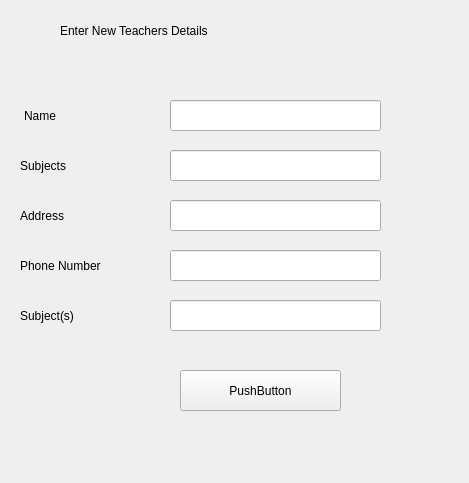
Above: newteacher.ui from AfolabiSunday/timetable_generator before the change. Below: the same form after it.
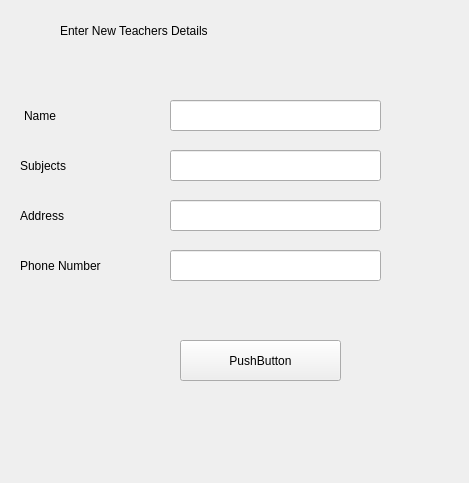
That is the form after the change.

What changed in the file:
```diff
--- a/newteacher.ui
+++ b/newteacher.ui
@@ -117,27 +117,27 @@
    <property name="geometry">
     <rect>
      <x>170</x>
-     <y>250</y>
-     <width>211</width>
-     <height>31</height>
-    </rect>
-   </property>
-  </widget>
-  <widget class="QLineEdit" name="lineEdit_4">
-   <property name="geometry">
-    <rect>
-     <x>170</x>
      <y>200</y>
      <width>211</width>
      <height>31</height>
     </rect>
    </property>
   </widget>
+  <widget class="QLineEdit" name="lineEdit_4">
+   <property name="geometry">
+    <rect>
+     <x>170</x>
+     <y>250</y>
+     <width>211</width>
+     <height>31</height>
+    </rect>
+   </property>
+  </widget>
   <widget class="QPushButton" name="pushButton">
    <property name="geometry">
     <rect>
      <x>180</x>
-     <y>370</y>
+     <y>340</y>
      <width>161</width>
      <height>41</height>
     </rect>
@@ -146,32 +146,6 @@
     <string>PushButton</string>
    </property>
   </widget>
-  <widget class="QLabel" name="label_6">
-   <property name="geometry">
-    <rect>
-     <x>20</x>
-     <y>300</y>
-     <width>121</width>
-     <height>31</height>
-    </rect>
-   </property>
-   <property name="styleSheet">
-    <string notr="true">font: 10pt &quot;Segoe UI&quot;;</string>
-   </property>
-   <property name="text">
-    <string>Subject(s)</string>
-   </property>
-  </widget>
-  <widget class="QLineEdit" name="lineEdit_5">
-   <property name="geometry">
-    <rect>
-     <x>170</x>
-     <y>300</y>
-     <width>211</width>
-     <height>31</height>
-    </rect>
-   </property>
-  </widget>
  </widget>
  <resources/>
  <connections/>
```
